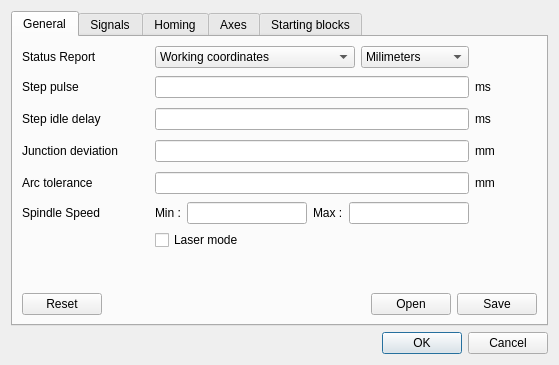
Above: grblconfigurationdialog.ui from 15831944/CNControl before the change. Below: the same form after it.
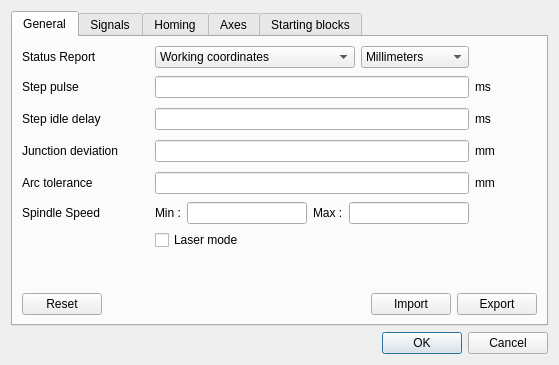
That is the form after the change.

The edit to the form file:
```diff
--- a/grblconfigurationdialog.ui
+++ b/grblconfigurationdialog.ui
@@ -61,7 +61,7 @@
           <widget class="QComboBox" name="reportInchesComboBox">
            <item>
             <property name="text">
-             <string>Milimeters</string>
+             <string>Millimeters</string>
             </property>
            </item>
            <item>
@@ -323,14 +323,14 @@
          <item>
           <widget class="QPushButton" name="pushButton">
            <property name="text">
-            <string>Open</string>
+            <string>Import</string>
            </property>
           </widget>
          </item>
          <item>
           <widget class="QPushButton" name="pushButton_2">
            <property name="text">
-            <string>Save</string>
+            <string>Export</string>
            </property>
           </widget>
          </item>
```
